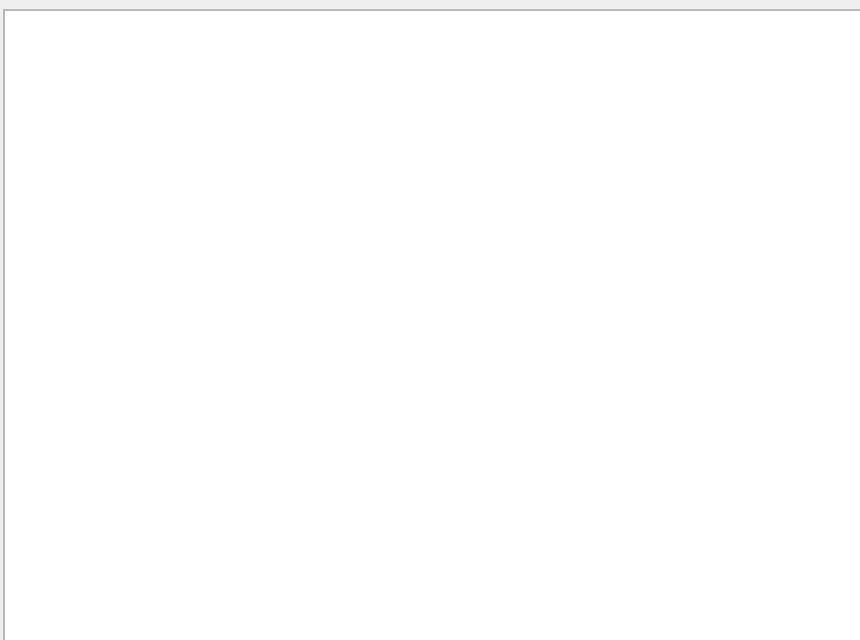
jmdaemon/oggex, file app/qt/embedwidget/embedwidget.ui: the form before one commit.
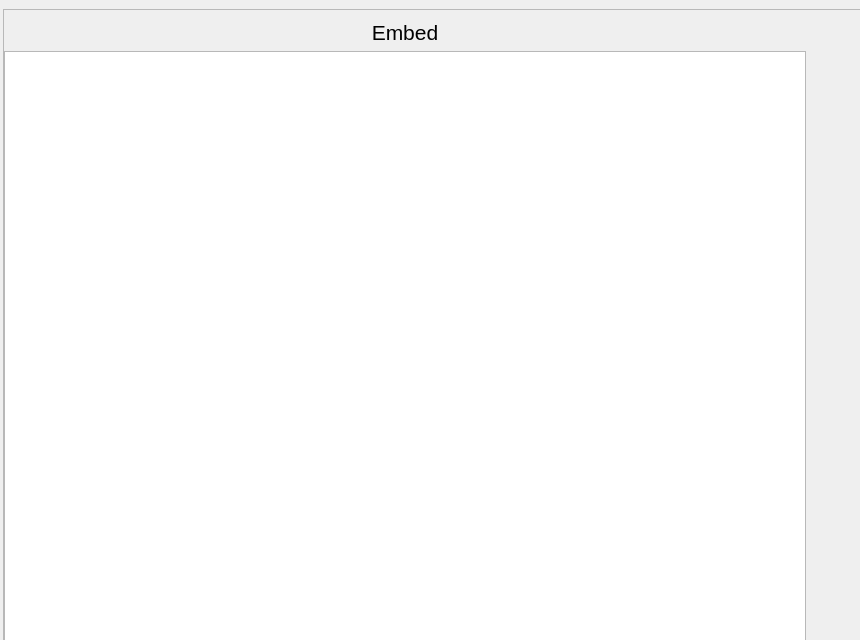
The form after the commit.

Commit message: Add Embed title to embedwidget

Patch:
```diff
--- a/app/qt/embedwidget/embedwidget.ui
+++ b/app/qt/embedwidget/embedwidget.ui
@@ -76,15 +76,35 @@
          <height>638</height>
         </rect>
        </property>
-       <widget class="QTreeView" name="treeView">
+       <widget class="QWidget" name="verticalLayoutWidget_2">
         <property name="geometry">
          <rect>
           <x>0</x>
-          <y>0</y>
-          <width>860</width>
-          <height>640</height>
+          <y>10</y>
+          <width>802</width>
+          <height>682</height>
          </rect>
         </property>
+        <layout class="QVBoxLayout" name="verticalLayout_2">
+         <item>
+          <widget class="QLabel" name="label">
+           <property name="font">
+            <font>
+             <family>Arial</family>
+             <pointsize>16</pointsize>
+             <italic>false</italic>
+            </font>
+           </property>
+           <property name="text">
+            <string>Embed</string>
+           </property>
+           <property name="alignment">
+            <set>Qt::AlignCenter</set>
+           </property>
+          </widget>
+         </item>
+         <item>
+          <widget class="QTreeView" name="treeView">
         <property name="sizePolicy">
          <sizepolicy hsizetype="MinimumExpanding" vsizetype="MinimumExpanding">
           <horstretch>0</horstretch>
@@ -93,16 +113,33 @@
         </property>
         <property name="minimumSize">
          <size>
-          <width>860</width>
-          <height>640</height>
+             <width>800</width>
+             <height>600</height>
          </size>
         </property>
         <property name="maximumSize">
          <size>
-          <width>1280</width>
-          <height>720</height>
-         </size>
-        </property>
+             <width>1200</width>
+             <height>700</height>
+            </size>
+           </property>
+           <property name="font">
+            <font>
+             <pointsize>10</pointsize>
+            </font>
+           </property>
+           <property name="alternatingRowColors">
+            <bool>true</bool>
+           </property>
+           <attribute name="headerMinimumSectionSize">
+            <number>400</number>
+           </attribute>
+           <attribute name="headerDefaultSectionSize">
+            <number>400</number>
+           </attribute>
+          </widget>
+         </item>
+        </layout>
        </widget>
       </widget>
      </widget>
```
Lines whose indentation alone changed are shown as unchanged. The commit also changes 1 other file.
